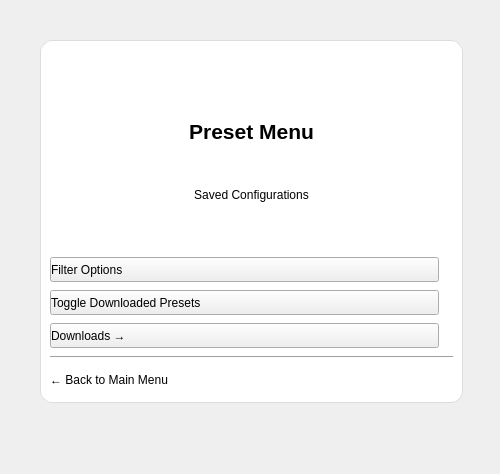
First picture: the form in ui files/eg_presets_menu.ui, repository brettrjh/enable-games-local, before the edit.
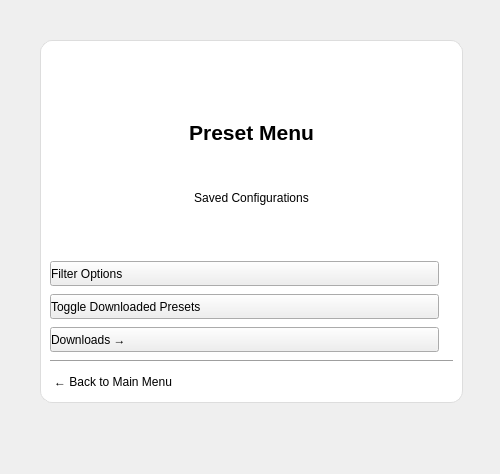
Second picture: the form after the edit. Icons and pictures are not drawn.

Commit message:
Color  Filtering & UI Control
Combined mine and Jayden's code
still need to handle the proper functionality of the color correction (have not adjusted the parts of our code together, so they overlap right now just ignore it)

Diff of the .ui file:
```diff
--- a/ui files/eg_presets_menu.ui
+++ b/ui files/eg_presets_menu.ui
@@ -202,7 +202,7 @@
          </property>
          <property name="styleSheet">
           <string notr="true">
-            #btnBackToMain {
+            #btnBack {
                 border: none;
                 background: transparent;
                 text-align: left;
```
Left out of the diff: 2 changed lines with no effect on the pictures. The commit also changes 4 other files.
